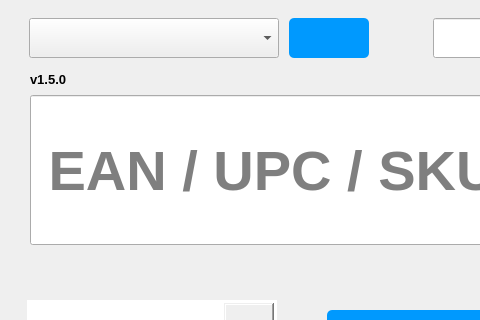
Above: barcode-pi/neo_bar.ui from Baanaaana/barcode-pi before the change; both pictures show x 0 to 480 and y 0 to 320 of the 800 by 480 pixel window. Below: the same form after it.
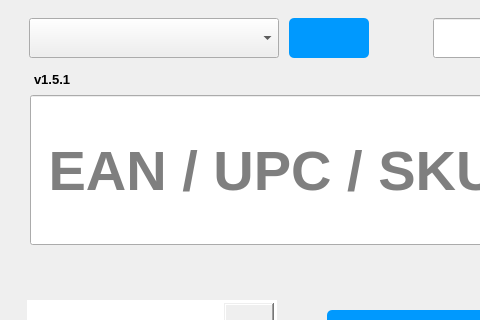
That is the form after the change. Icons and pictures are not drawn. Custom widgets are drawn as their Qt base class.

```diff
--- a/barcode-pi/neo_bar.ui
+++ b/barcode-pi/neo_bar.ui
@@ -422,7 +422,7 @@
       <widget class="QLabel" name="label">
        <property name="geometry">
         <rect>
-         <x>20</x>
+         <x>24</x>
          <y>0</y>
          <width>91</width>
          <height>29</height>
@@ -437,7 +437,7 @@
         </font>
        </property>
        <property name="text">
-        <string>v1.5.0</string>
+        <string>v1.5.1</string>
        </property>
       </widget>
      </widget>
```
